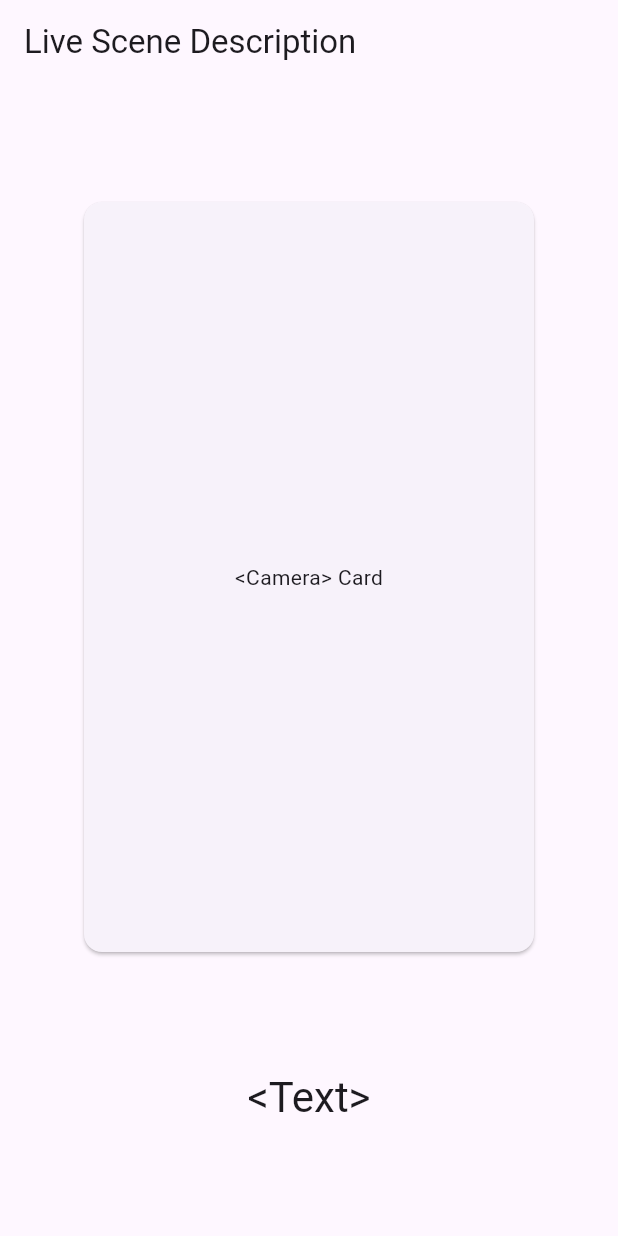
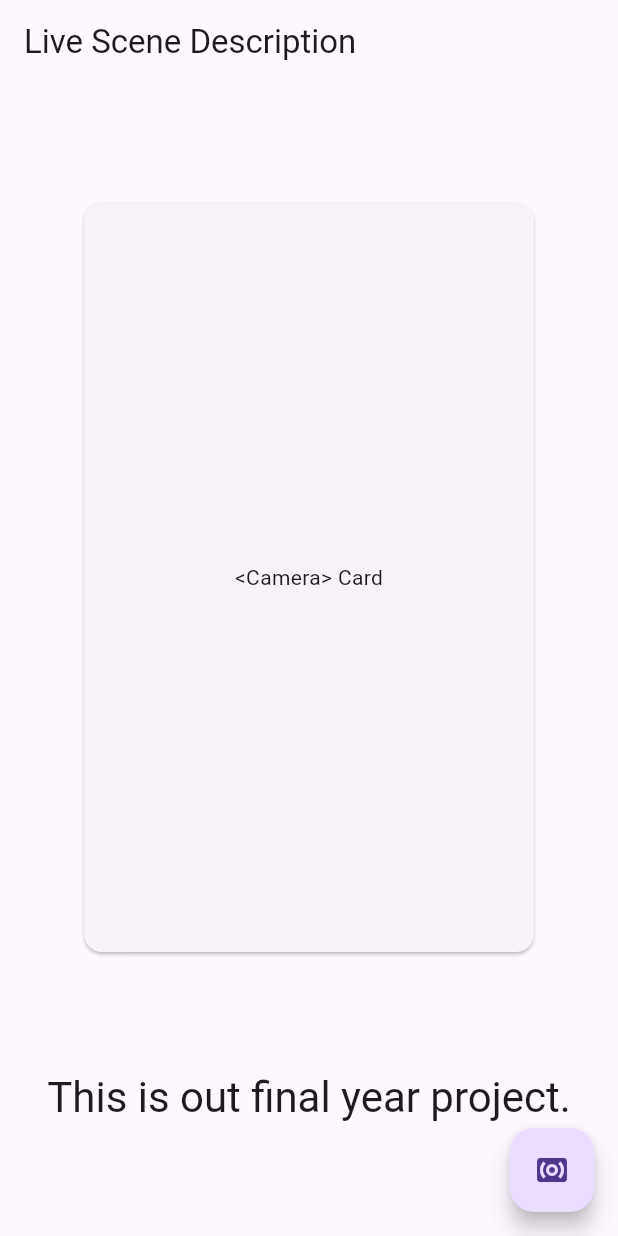
Before and after one commit to ComradeCat24/oculight_app, a Flutter app: the screen it shows after launch, on a phone screen of 412 x 824 dp. Run offline on Flutter 3.47's test engine with Material 2 defaults, Android fonts, the light colour scheme and no system bars; missing offline and left inert: text_to_speech.

Commit message:
:construction_worker: back on track

```diff
--- a/lib/main.dart
+++ b/lib/main.dart
@@ -1,4 +1,5 @@
 import 'package:flutter/material.dart';
+import 'package:text_to_speech/text_to_speech.dart';
 
 void main() {
   runApp(const MyApp());
@@ -28,12 +29,14 @@ class MyApp extends StatelessWidget {
   @override
   Widget build(BuildContext context) {
     return MaterialApp(
-      title: 'Flutter Demo',
+      title: 'Flutter ',
       theme: ThemeData(
-        // This is the theme of your application.
         useMaterial3: true,
-        // primarySwatch: Colors.blueGrey,
+        primarySwatch: Colors.blueGrey,
       ),
+      darkTheme: ThemeData.dark(), // standard dark theme
+      themeMode: ThemeMode.system, // device controls theme
+      debugShowCheckedModeBanner: false,
       home: const MyHomePage(title: 'Live Scene Description'),
     );
   }
@@ -49,13 +52,21 @@ class MyHomePage extends StatefulWidget {
 }
 
 class _MyHomePageState extends State<MyHomePage> {
-  String _text = '<Text>';
+  // String _text = '<Text>';
+  final String _text = 'This is out final year project.';
 
   // void _updateText() {
   //   setState(() {
   //     _text = 'hello World!';
   //   });
   // }
+
+  TextToSpeech tts = TextToSpeech();
+
+  void _speak(String text) {
+    tts.setVolume(1);
+    tts.speak(text);
+  }
 
   @override
   Widget build(BuildContext context) {
@@ -75,6 +86,13 @@ class _MyHomePageState extends State<MyHomePage> {
           ],
         ),
       ),
+      floatingActionButton: FloatingActionButton(
+        onPressed: () {
+          _speak(_text);
+        },
+        tooltip: 'TTS',
+        child: const Icon(Icons.surround_sound),
+      ),
     );
   }
 }
--- a/pubspec.yaml
+++ b/pubspec.yaml
@@ -31,6 +31,7 @@ environment:
 dependencies:
   flutter:
     sdk: flutter
+  text_to_speech: ^0.2.3
 
 
   # The following adds the Cupertino Icons font to your application.
```
Also changed, not shown: progress/flutter_01.png (added), pubspec.lock, 3 other files.
